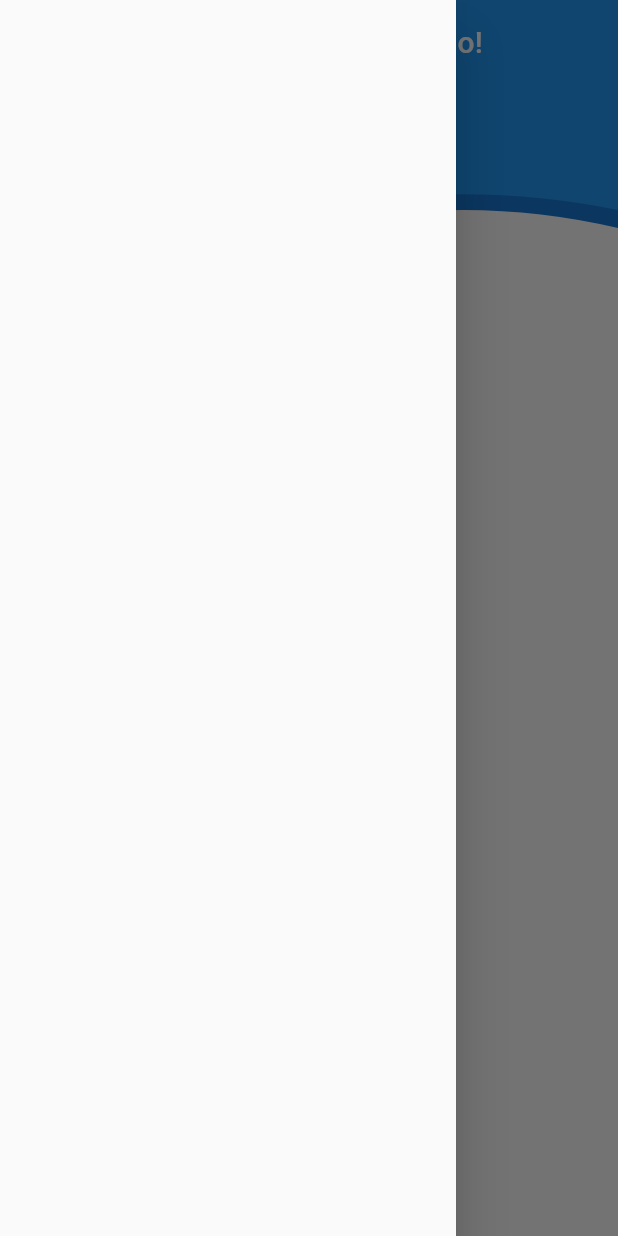
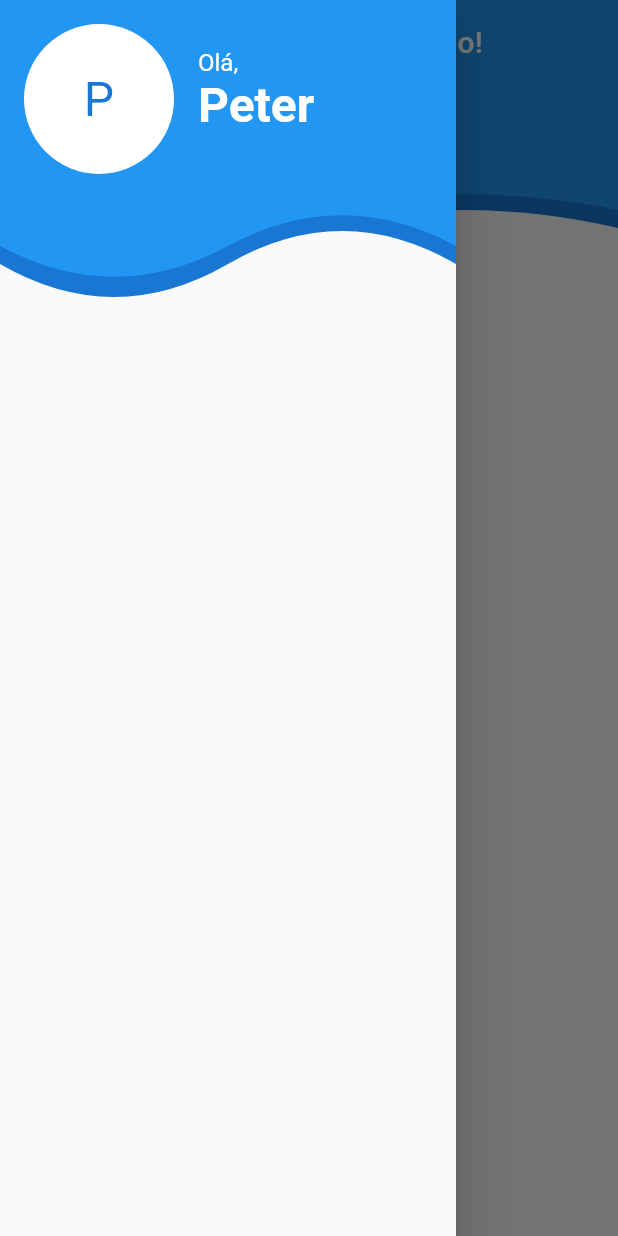
Before and after one commit to Wilian-N-Silva/the_walking_pets, a Flutter app: the screen it shows after launch, with the side drawer open, on a phone screen of 412 x 824 dp. Run offline on Flutter 3.47's test engine with Material 2 defaults, Android fonts, the phone set to English and light mode, and no system bars; our stand-ins replace rive, share_plus.

Commit message:
ADD: Custom drawer

```diff
--- a/lib/data/animal.dart
+++ b/lib/data/animal.dart
@@ -13,6 +13,7 @@ List<Animal> animalData(BuildContext context) {
       sexo: 'Macho',
       temperamento: 'Dócil',
       foto: 'assets/placeholder_pets/dog/1.jpg',
-    )
+      pelagem: null,
+    ),
   ];
 }
--- a/lib/screens/home.dart
+++ b/lib/screens/home.dart
@@ -2,6 +2,7 @@ import 'package:flutter/material.dart';
 import 'package:the_walking_pets/data/animal.dart';
 import 'package:the_walking_pets/screens/animal_profile.dart';
 import 'package:the_walking_pets/widgets/curve_clipper.dart';
+import 'package:the_walking_pets/widgets/custom_drawer.dart';
 
 class Home extends StatefulWidget {
   const Home({Key? key}) : super(key: key);
@@ -21,9 +22,7 @@ class _HomeState extends State<Home> {
         backgroundColor: Colors.blue,
         foregroundColor: Colors.white,
       ),
-      drawer: Drawer(
-        child: Container(),
-      ),
+      drawer: const CustomDrawer(),
       body: SafeArea(
         child: Stack(
           children: [
--- /dev/null
+++ b/lib/widgets/custom_drawer.dart
@@ -0,0 +1,74 @@
+import 'package:flutter/cupertino.dart';
+import 'package:flutter/material.dart';
+import 'package:the_walking_pets/widgets/curve_clipper.dart';
+
+class CustomDrawer extends StatelessWidget {
+  const CustomDrawer({Key? key}) : super(key: key);
+
+  @override
+  Widget build(BuildContext context) {
+    return Drawer(
+      child: Stack(
+        children: [
+          ClipPath(
+            clipper: CurveClipper(),
+            child: Container(
+              height: 220,
+              color: Colors.blue.shade700,
+            ),
+          ),
+          ClipPath(
+            clipper: CurveClipper(),
+            child: Container(
+              height: 205,
+              width: double.infinity,
+              color: Theme.of(context).primaryColor,
+            ),
+          ),
+          SafeArea(
+            child: Container(
+              padding: const EdgeInsets.all(16.0),
+              child: Row(
+                crossAxisAlignment: CrossAxisAlignment.start,
+                mainAxisAlignment: MainAxisAlignment.start,
+                children: [
+                  const CircleAvatar(
+                    backgroundColor: Colors.white,
+                    child: Text(
+                      'P',
+                      style: TextStyle(fontSize: 32.0),
+                    ),
+                    radius: 50.0,
+                  ),
+                  Container(
+                    padding: const EdgeInsets.all(16.0),
+                    child: Column(
+                      mainAxisAlignment: MainAxisAlignment.start,
+                      crossAxisAlignment: CrossAxisAlignment.start,
+                      children: const [
+                        Text(
+                          'Olá,',
+                          style: TextStyle(
+                            color: Colors.white,
+                            fontSize: 16.0,
+                          ),
+                        ),
+                        Text(
+                          'Peter',
+                          style: TextStyle(
+                              color: Colors.white,
+                              fontSize: 32.0,
+                              fontWeight: FontWeight.bold),
+                        ),
+                      ],
+                    ),
+                  ),
+                ],
+              ),
+            ),
+          ),
+        ],
+      ),
+    );
+  }
+}
--- a/pubspec.yaml
+++ b/pubspec.yaml
@@ -35,6 +35,7 @@ dependencies:
   # Use with the CupertinoIcons class for iOS style icons.
   cupertino_icons: ^1.0.2
   rive: ^0.7.28
+  share_plus: ^2.1.4
 
 
 dev_dependencies:
```
Also changed, not shown: lib/screens/animal_profile.dart (+26 -9 lines), pubspec.lock.
